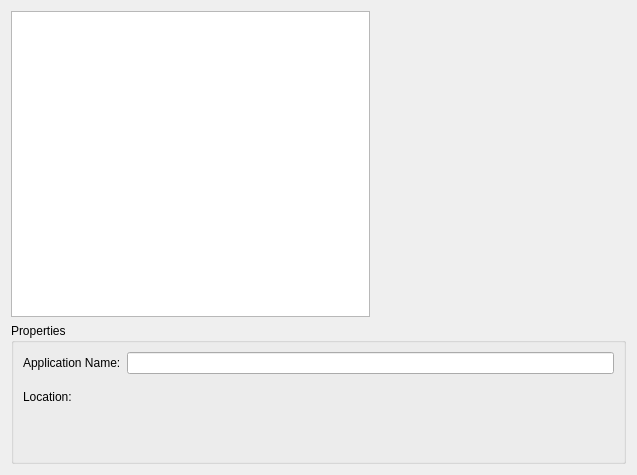
Old version of the form plugins/appwizard/projectselectionpage.ui in the repository KDE/kdevelop.
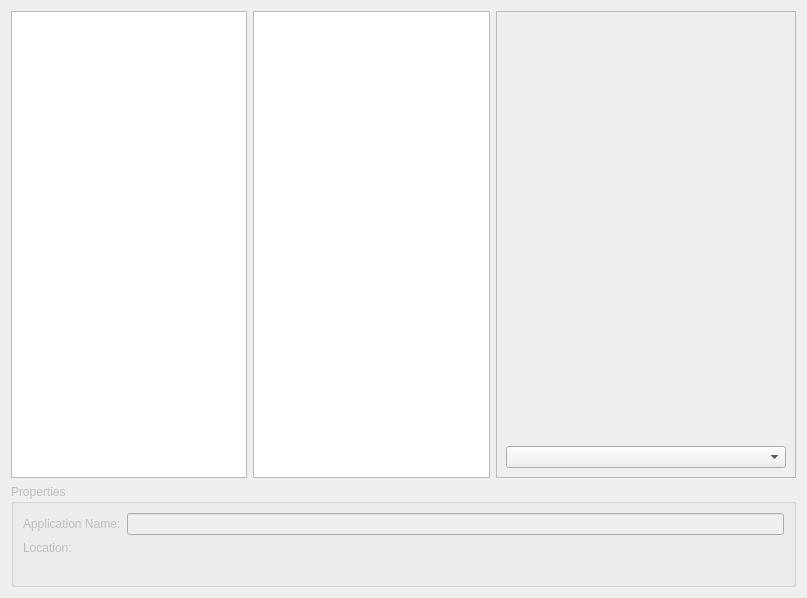
New version of the form. Custom widgets are drawn as their Qt base class.

Commit message: Relayout the AppWizard UI into a more friendly UI. More information at: http://www.proli.net/2011/08/23/road-to-a-better-kdevelop-newcomer-experience/

```diff
--- a/plugins/appwizard/projectselectionpage.ui
+++ b/plugins/appwizard/projectselectionpage.ui
@@ -6,15 +6,60 @@
    <rect>
     <x>0</x>
     <y>0</y>
-    <width>637</width>
-    <height>475</height>
+    <width>807</width>
+    <height>598</height>
    </rect>
   </property>
   <layout class="QGridLayout" name="gridLayout">
-   <item row="0" column="0" rowspan="2">
-    <widget class="QTreeView" name="templateView"/>
+   <item row="0" column="0">
+    <widget class="QListView" name="templateView"/>
    </item>
    <item row="0" column="1">
+    <widget class="QListView" name="templatesIconView"/>
+   </item>
+   <item row="0" column="2">
+    <widget class="QFrame" name="descriptionFrame">
+     <property name="sizePolicy">
+      <sizepolicy hsizetype="Fixed" vsizetype="Preferred">
+       <horstretch>0</horstretch>
+       <verstretch>0</verstretch>
+      </sizepolicy>
+     </property>
+     <property name="minimumSize">
+      <size>
+       <width>300</width>
+       <height>0</height>
+      </size>
+     </property>
+     <property name="maximumSize">
+      <size>
+       <width>300</width>
+       <height>16777215</height>
+      </size>
+     </property>
+     <property name="autoFillBackground">
+      <bool>false</bool>
+     </property>
+     <property name="frameShape">
+      <enum>QFrame::StyledPanel</enum>
+     </property>
+     <property name="frameShadow">
+      <enum>QFrame::Sunken</enum>
+     </property>
+     <layout class="QVBoxLayout" name="verticalLayout_2">
+      <property name="spacing">
+       <number>0</number>
+      </property>
+      <property name="margin">
+       <number>0</number>
+      </property>
+      <item>
+       <widget class="QWidget" name="descriptionContent" native="true">
+        <property name="autoFillBackground">
+         <bool>true</bool>
+        </property>
+        <layout class="QVBoxLayout" name="verticalLayout">
+         <item>
     <widget class="QLabel" name="preview">
      <property name="minimumSize">
       <size>
@@ -30,7 +75,7 @@
      </property>
     </widget>
    </item>
-   <item row="1" column="1">
+         <item>
     <widget class="QLabel" name="description">
      <property name="minimumSize">
       <size>
@@ -38,28 +83,47 @@
        <height>150</height>
       </size>
      </property>
-     <property name="text">
-      <string/>
-     </property>
      <property name="alignment">
       <set>Qt::AlignCenter</set>
      </property>
-    </widget>
-   </item>
-   <item row="2" column="0" colspan="2">
+           <property name="wordWrap">
+            <bool>true</bool>
+           </property>
+          </widget>
+         </item>
+         <item>
+          <widget class="QComboBox" name="templateType"/>
+         </item>
+        </layout>
+       </widget>
+      </item>
+     </layout>
+    </widget>
+   </item>
+   <item row="1" column="0" colspan="3">
     <widget class="QGroupBox" name="propertiesBox">
+     <property name="enabled">
+      <bool>false</bool>
+     </property>
+     <property name="sizePolicy">
+      <sizepolicy hsizetype="Preferred" vsizetype="Maximum">
+       <horstretch>0</horstretch>
+       <verstretch>0</verstretch>
+      </sizepolicy>
+     </property>
      <property name="title">
       <string>Properties</string>
      </property>
-     <layout class="QGridLayout">
-      <property name="margin">
-       <number>9</number>
-      </property>
-      <property name="spacing">
-       <number>6</number>
-      </property>
-      <item row="1" column="1">
-       <widget class="KUrlRequester" name="locationUrl"/>
+     <layout class="QFormLayout">
+      <item row="0" column="0">
+       <widget class="QLabel" name="appNameLabel">
+        <property name="text">
+         <string>Application Name:</string>
+        </property>
+       </widget>
+      </item>
+      <item row="0" column="1">
+       <widget class="QLineEdit" name="appNameEdit"/>
       </item>
       <item row="1" column="0">
        <widget class="QLabel" name="locationLabel">
@@ -68,23 +132,16 @@
         </property>
        </widget>
       </item>
-      <item row="0" column="0">
-       <widget class="QLabel" name="appNameLabel">
-        <property name="text">
-         <string>Application Name:</string>
-        </property>
-       </widget>
+      <item row="1" column="1">
+       <widget class="KUrlRequester" name="locationUrl"/>
       </item>
-      <item row="2" column="0" colspan="2">
+      <item row="2" column="0">
        <widget class="KSqueezedTextLabel" name="locationValidLabel">
         <property name="text">
          <string/>
         </property>
        </widget>
       </item>
-      <item row="0" column="1">
-       <widget class="QLineEdit" name="appNameEdit"/>
-      </item>
      </layout>
     </widget>
    </item>
```
Left out of the diff: 3 changed lines with no effect on the pictures. Lines whose indentation alone changed are shown as unchanged. The commit also changes 2 other files.
